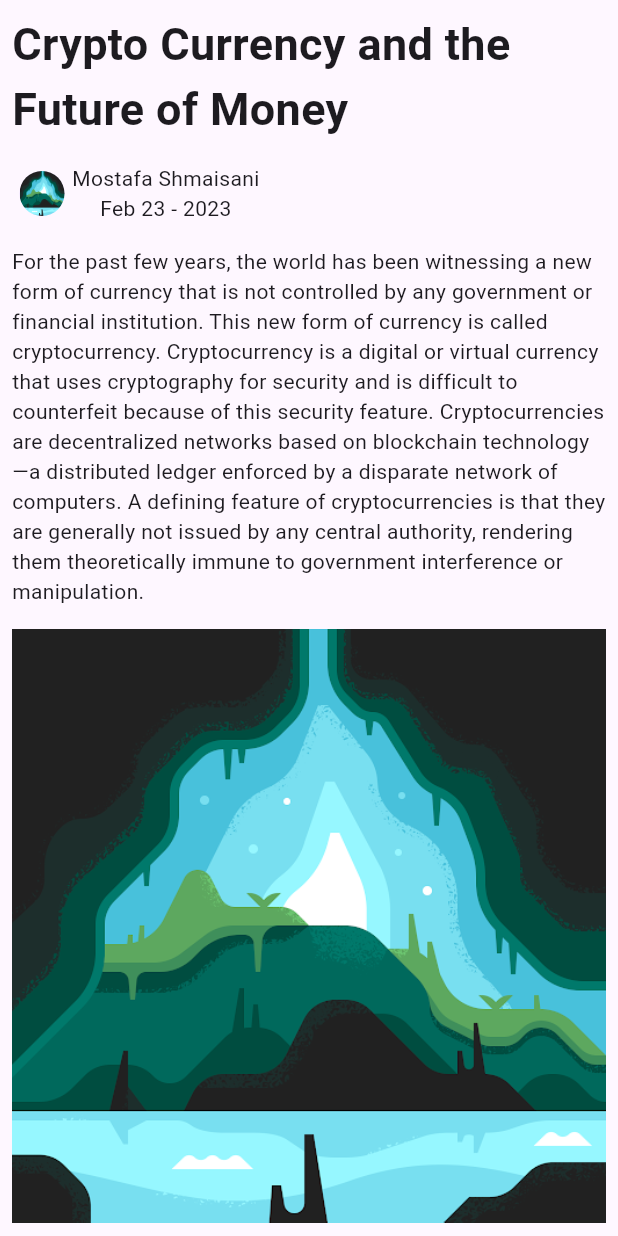
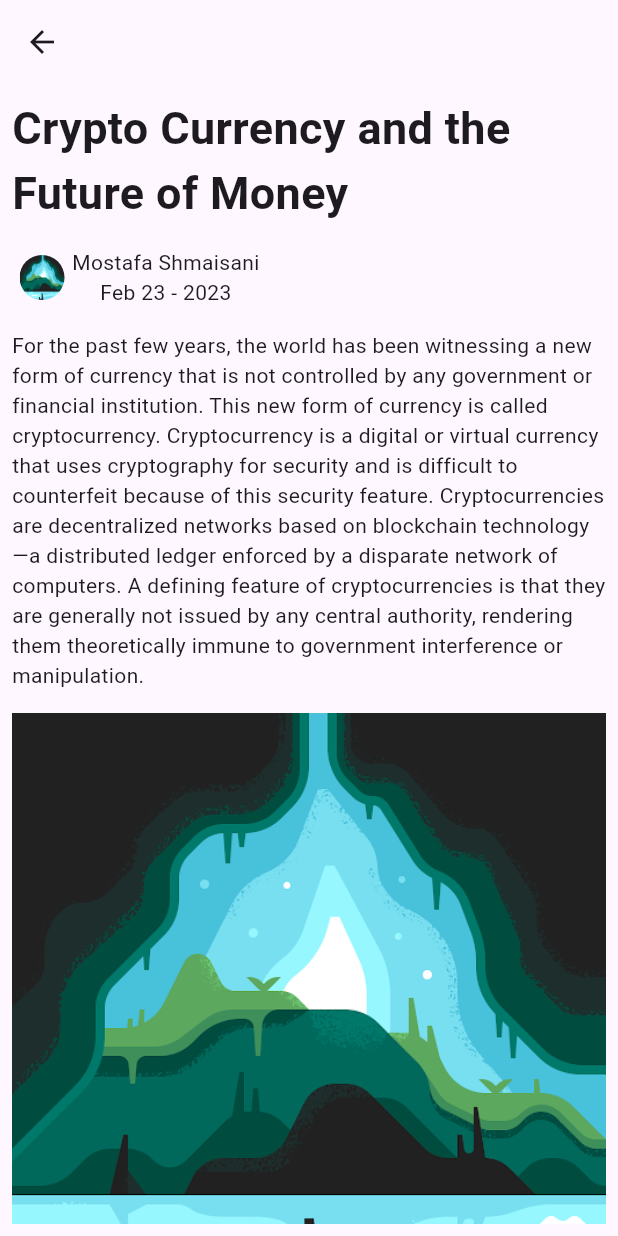
Before and after one commit to shmaisanimostafa/Security-Guard-Mobile, a Flutter app: the Article screen opened directly, on a phone screen of 412 x 824 dp. Run offline on Flutter 3.47's test engine with Material 3 defaults, Android fonts, the phone set to English and light mode, and no system bars.

Commit message:
Edit the Look of Home Screen

```diff
--- a/security_guard/lib/Screens/article.dart
+++ b/security_guard/lib/Screens/article.dart
@@ -6,16 +6,16 @@ class Article extends StatelessWidget {
   @override
   Widget build(BuildContext context) {
     return Scaffold(
-      // appBar: AppBar(
-      //   actions: [
-      //     IconButton(
-      //       onPressed: () {
-      //         Navigator.pop(context);
-      //       },
-      //       icon: const Icon(Icons.arrow_back),
-      //     )
-      //   ],
-      // ),
+      appBar: AppBar(
+        // actions: [
+        //   IconButton(
+        //     onPressed: () {
+        //       Navigator.pop(context);
+        //     },
+        //     icon: const Icon(Icons.arrow_back),
+        //   )
+        // ],
+      ),
 
       body: Padding(
         padding: const EdgeInsets.all(8.0),
--- a/security_guard/lib/Screens/navigation_screens/home.dart
+++ b/security_guard/lib/Screens/navigation_screens/home.dart
@@ -6,7 +6,9 @@ class Home extends StatelessWidget {
 
   @override
   Widget build(BuildContext context) {
-    return Center(
+    return Padding(
+      padding: const EdgeInsets.all(8.0),
+      child: Center(
         child: ListView(
           children: [
             const IntroCard(),
@@ -27,6 +29,7 @@ class Home extends StatelessWidget {
               ],
             ),
             const SizedBox(height: 10),
+            const Divider(),
             const ArticleCard(
               title: "Cryptography and Network Security",
               author: "Mostafa Shmaisani",
@@ -64,6 +67,7 @@ class Home extends StatelessWidget {
             const Divider(),
           ],
         ),
+      ),
     );
   }
 }
--- a/security_guard/lib/constants.dart
+++ b/security_guard/lib/constants.dart
@@ -34,6 +34,6 @@ const kTextFieldDecoration = InputDecoration(
 );
 
 const kArticleCardTitleStyle = TextStyle(
-  fontSize: 20,
+  fontSize: 17,
   fontWeight: FontWeight.bold,
 );
```
Lines whose indentation alone changed are shown as unchanged.
